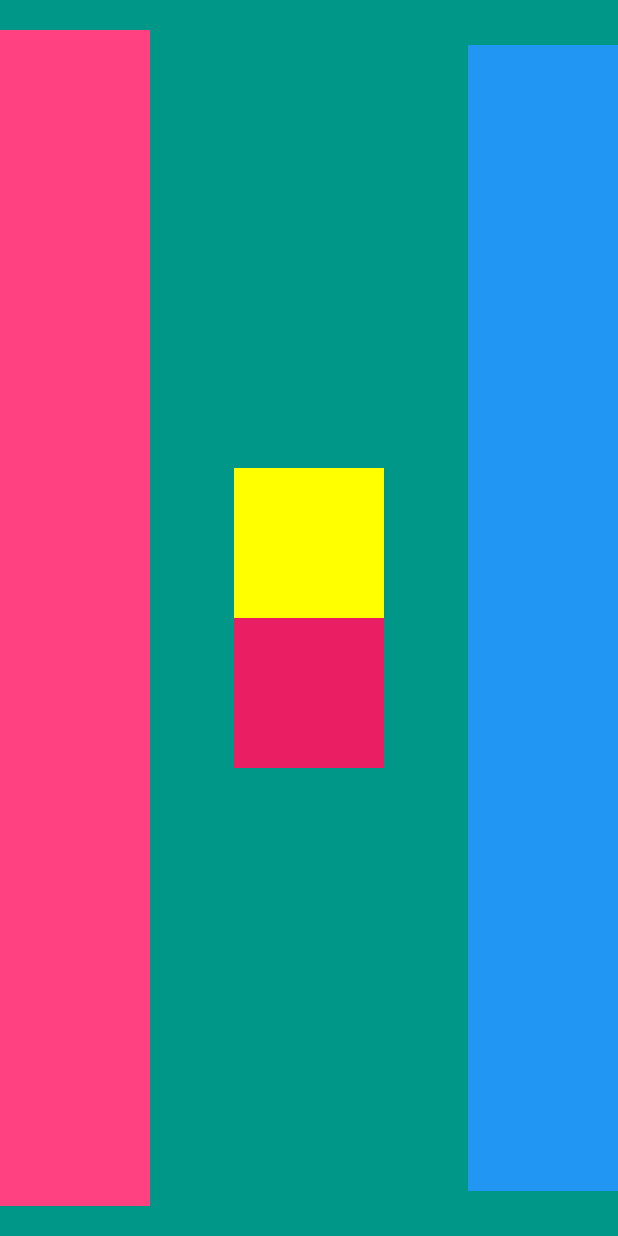
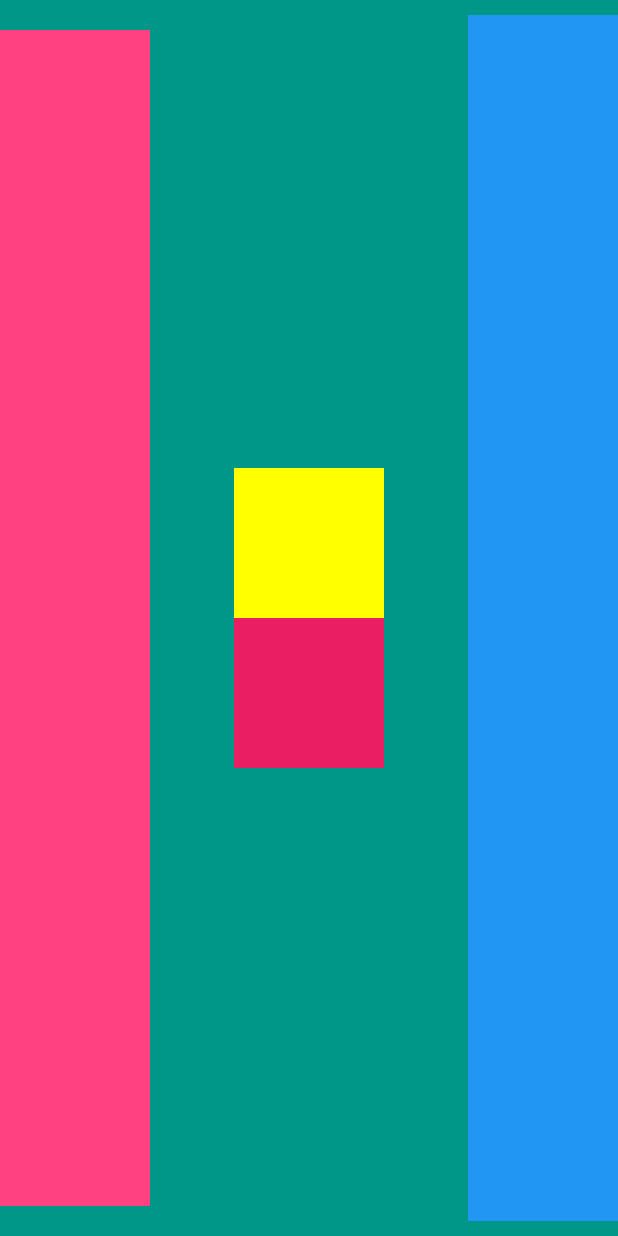
Before and after one commit to puneetkukreja98/Challenge_app, a Flutter app: the screen it shows after launch, on a phone screen of 412 x 824 dp. Run offline on Flutter 3.47's test engine with Material 2 defaults, Android fonts, the phone set to English and light mode, and no system bars.

```diff
--- a/lib/main.dart
+++ b/lib/main.dart
@@ -39,7 +39,7 @@ class MyApp extends StatelessWidget {
                 height: double.infinity,
                 width: 100.0,
                 color: Colors.blue,
-                margin: EdgeInsets.only(top: 30.0, bottom: 30.0),
+                margin: EdgeInsets.only(top: 10.0, bottom: 10.0),
               ),
             ],
           ),
```
